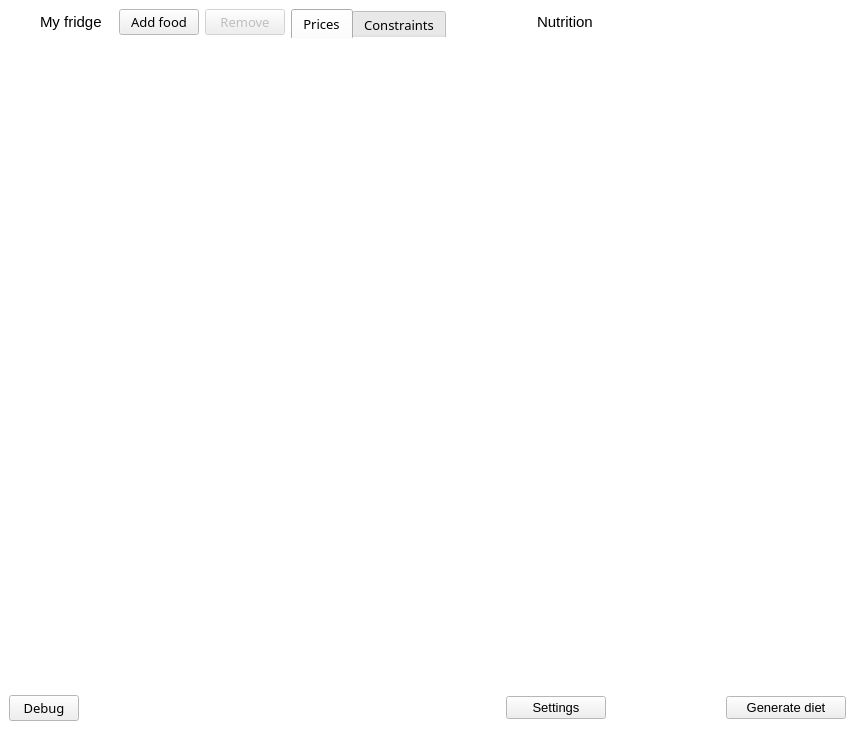
Old version of the form ui_mainwindow.ui in the repository josh-minch/spartan.
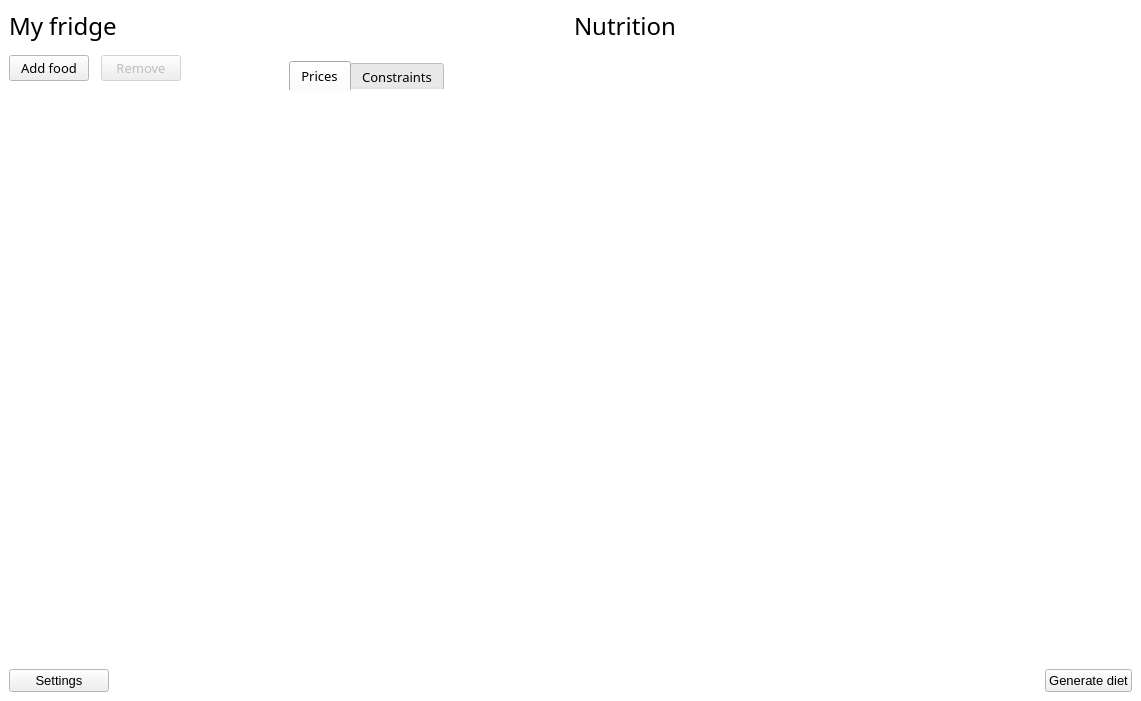
New version of the form. Icons and pictures are not drawn.

```diff
--- a/ui_mainwindow.ui
+++ b/ui_mainwindow.ui
@@ -6,8 +6,8 @@
    <rect>
     <x>0</x>
     <y>0</y>
-    <width>855</width>
-    <height>730</height>
+    <width>1141</width>
+    <height>701</height>
    </rect>
   </property>
   <property name="palette">
@@ -83,38 +83,25 @@
    <property name="autoFillBackground">
     <bool>true</bool>
    </property>
-   <layout class="QGridLayout" name="gridLayout_2">
-    <item row="0" column="0">
-     <widget class="QLabel" name="label_2">
-      <property name="maximumSize">
-       <size>
-        <width>25</width>
-        <height>25</height>
-       </size>
+   <layout class="QHBoxLayout" name="horizontalLayout_4">
+    <item>
+     <layout class="QHBoxLayout" name="horizontalLayout_3">
+      <property name="spacing">
+       <number>0</number>
       </property>
-      <property name="font">
-       <font>
-        <pointsize>10</pointsize>
-       </font>
-      </property>
-      <property name="text">
-       <string/>
-      </property>
-      <property name="pixmap">
-       <pixmap>images/fridge.png</pixmap>
-      </property>
-      <property name="scaledContents">
-       <bool>false</bool>
-      </property>
-     </widget>
-    </item>
-    <item row="0" column="1" colspan="2">
+      <item>
+       <layout class="QVBoxLayout" name="verticalLayout_3">
+        <property name="spacing">
+         <number>12</number>
+        </property>
+        <item>
      <widget class="QLabel" name="label_9">
       <property name="font">
        <font>
-        <family>Segoe UI</family>
-        <pointsize>11</pointsize>
-        <italic>false</italic>
+            <family>Segoe UI Semilight</family>
+            <pointsize>18</pointsize>
+            <weight>50</weight>
+            <bold>false</bold>
        </font>
       </property>
       <property name="autoFillBackground">
@@ -125,7 +112,9 @@
       </property>
      </widget>
     </item>
-    <item row="0" column="3">
+        <item>
+         <layout class="QHBoxLayout" name="horizontalLayout">
+          <item alignment="Qt::AlignLeft">
      <widget class="QPushButton" name="add_foods_btn">
       <property name="enabled">
        <bool>true</bool>
@@ -154,7 +143,7 @@
       </property>
      </widget>
     </item>
-    <item row="0" column="4">
+          <item alignment="Qt::AlignLeft">
      <widget class="QPushButton" name="remove_btn">
       <property name="enabled">
        <bool>false</bool>
@@ -183,7 +172,220 @@
       </property>
      </widget>
     </item>
-    <item row="0" column="5" rowspan="4">
+          <item>
+           <spacer name="horizontalSpacer">
+            <property name="orientation">
+             <enum>Qt::Horizontal</enum>
+            </property>
+            <property name="sizeHint" stdset="0">
+             <size>
+              <width>40</width>
+              <height>20</height>
+             </size>
+            </property>
+           </spacer>
+          </item>
+         </layout>
+        </item>
+        <item>
+         <widget class="QTableView" name="fridge_view">
+          <property name="palette">
+           <palette>
+            <active>
+             <colorrole role="Highlight">
+              <brush brushstyle="SolidPattern">
+               <color alpha="255">
+                <red>218</red>
+                <green>236</green>
+                <blue>249</blue>
+               </color>
+              </brush>
+             </colorrole>
+             <colorrole role="HighlightedText">
+              <brush brushstyle="SolidPattern">
+               <color alpha="255">
+                <red>0</red>
+                <green>0</green>
+                <blue>0</blue>
+               </color>
+              </brush>
+             </colorrole>
+             <colorrole role="AlternateBase">
+              <brush brushstyle="SolidPattern">
+               <color alpha="255">
+                <red>247</red>
+                <green>247</green>
+                <blue>247</blue>
+               </color>
+              </brush>
+             </colorrole>
+            </active>
+            <inactive>
+             <colorrole role="Highlight">
+              <brush brushstyle="SolidPattern">
+               <color alpha="255">
+                <red>218</red>
+                <green>236</green>
+                <blue>249</blue>
+               </color>
+              </brush>
+             </colorrole>
+             <colorrole role="HighlightedText">
+              <brush brushstyle="SolidPattern">
+               <color alpha="255">
+                <red>0</red>
+                <green>0</green>
+                <blue>0</blue>
+               </color>
+              </brush>
+             </colorrole>
+             <colorrole role="AlternateBase">
+              <brush brushstyle="SolidPattern">
+               <color alpha="255">
+                <red>247</red>
+                <green>247</green>
+                <blue>247</blue>
+               </color>
+              </brush>
+             </colorrole>
+            </inactive>
+            <disabled>
+             <colorrole role="Highlight">
+              <brush brushstyle="SolidPattern">
+               <color alpha="255">
+                <red>0</red>
+                <green>120</green>
+                <blue>215</blue>
+               </color>
+              </brush>
+             </colorrole>
+             <colorrole role="HighlightedText">
+              <brush brushstyle="SolidPattern">
+               <color alpha="255">
+                <red>0</red>
+                <green>0</green>
+                <blue>0</blue>
+               </color>
+              </brush>
+             </colorrole>
+             <colorrole role="AlternateBase">
+              <brush brushstyle="SolidPattern">
+               <color alpha="255">
+                <red>247</red>
+                <green>247</green>
+                <blue>247</blue>
+               </color>
+              </brush>
+             </colorrole>
+            </disabled>
+           </palette>
+          </property>
+          <property name="font">
+           <font>
+            <pointsize>10</pointsize>
+           </font>
+          </property>
+          <property name="focusPolicy">
+           <enum>Qt::StrongFocus</enum>
+          </property>
+          <property name="styleSheet">
+           <string notr="true">QHeaderView::section{
+	background-color: white;
+	border: 0px;
+}
+
+QTableView {
+	outline: none;
+	alternate-background-color: rgb(247, 247, 247);
+}</string>
+          </property>
+          <property name="frameShape">
+           <enum>QFrame::NoFrame</enum>
+          </property>
+          <property name="alternatingRowColors">
+           <bool>true</bool>
+          </property>
+          <property name="selectionBehavior">
+           <enum>QAbstractItemView::SelectRows</enum>
+          </property>
+          <property name="showGrid">
+           <bool>false</bool>
+          </property>
+          <property name="gridStyle">
+           <enum>Qt::DashLine</enum>
+          </property>
+          <attribute name="horizontalHeaderVisible">
+           <bool>false</bool>
+          </attribute>
+          <attribute name="horizontalHeaderHighlightSections">
+           <bool>false</bool>
+          </attribute>
+          <attribute name="horizontalHeaderStretchLastSection">
+           <bool>true</bool>
+          </attribute>
+          <attribute name="verticalHeaderVisible">
+           <bool>false</bool>
+          </attribute>
+          <attribute name="verticalHeaderDefaultSectionSize">
+           <number>25</number>
+          </attribute>
+         </widget>
+        </item>
+        <item>
+         <widget class="QPushButton" name="pushButton">
+          <property name="maximumSize">
+           <size>
+            <width>100</width>
+            <height>16777215</height>
+           </size>
+          </property>
+          <property name="font">
+           <font>
+            <pointsize>10</pointsize>
+           </font>
+          </property>
+          <property name="text">
+           <string>Settings</string>
+          </property>
+          <property name="icon">
+           <iconset>
+            <normaloff>images/settings.svg</normaloff>images/settings.svg</iconset>
+          </property>
+          <property name="iconSize">
+           <size>
+            <width>20</width>
+            <height>20</height>
+           </size>
+          </property>
+          <property name="shortcut">
+           <string>F9</string>
+          </property>
+         </widget>
+        </item>
+       </layout>
+      </item>
+      <item>
+       <layout class="QVBoxLayout" name="verticalLayout">
+        <property name="spacing">
+         <number>0</number>
+        </property>
+        <item>
+         <spacer name="verticalSpacer">
+          <property name="orientation">
+           <enum>Qt::Vertical</enum>
+          </property>
+          <property name="sizeType">
+           <enum>QSizePolicy::Fixed</enum>
+          </property>
+          <property name="sizeHint" stdset="0">
+           <size>
+            <width>13</width>
+            <height>52</height>
+           </size>
+          </property>
+         </spacer>
+        </item>
+        <item>
      <widget class="QTabWidget" name="tabWidget">
       <property name="font">
        <font>
@@ -328,7 +530,7 @@
           </property>
           <property name="font">
            <font>
-            <pointsize>9</pointsize>
+                <pointsize>10</pointsize>
            </font>
           </property>
           <property name="focusPolicy">
@@ -368,6 +570,9 @@
           <attribute name="horizontalHeaderHighlightSections">
            <bool>false</bool>
           </attribute>
+              <attribute name="horizontalHeaderStretchLastSection">
+               <bool>true</bool>
+              </attribute>
           <attribute name="verticalHeaderVisible">
            <bool>false</bool>
           </attribute>
@@ -549,36 +754,20 @@
       </widget>
      </widget>
     </item>
-    <item row="0" column="6">
-     <widget class="QLabel" name="label">
-      <property name="maximumSize">
-       <size>
-        <width>25</width>
-        <height>25</height>
-       </size>
-      </property>
-      <property name="font">
-       <font>
-        <pointsize>10</pointsize>
-       </font>
-      </property>
-      <property name="text">
-       <string/>
-      </property>
-      <property name="pixmap">
-       <pixmap>images/nutrition.png</pixmap>
-      </property>
-      <property name="scaledContents">
-       <bool>true</bool>
-      </property>
-     </widget>
-    </item>
-    <item row="0" column="7">
+       </layout>
+      </item>
+     </layout>
+    </item>
+    <item>
+     <layout class="QVBoxLayout" name="verticalLayout_2">
+      <item>
+       <layout class="QHBoxLayout" name="horizontalLayout_2">
+        <item>
      <widget class="QLabel" name="label_8">
       <property name="font">
        <font>
-        <family>Segoe UI</family>
-        <pointsize>11</pointsize>
+            <family>Segoe UI Semilight</family>
+            <pointsize>18</pointsize>
         <italic>false</italic>
        </font>
       </property>
@@ -590,7 +779,9 @@
       </property>
      </widget>
     </item>
-    <item row="1" column="6" colspan="3">
+       </layout>
+      </item>
+      <item>
      <widget class="QTableView" name="nutrition_view">
       <property name="sizePolicy">
        <sizepolicy hsizetype="Expanding" vsizetype="Expanding">
@@ -598,12 +789,6 @@
         <verstretch>0</verstretch>
        </sizepolicy>
       </property>
-      <property name="minimumSize">
-       <size>
-        <width>340</width>
-        <height>0</height>
-       </size>
-      </property>
       <property name="palette">
        <palette>
         <active>
@@ -671,7 +856,7 @@
       <property name="font">
        <font>
         <family>Segoe UI</family>
-        <pointsize>9</pointsize>
+          <pointsize>10</pointsize>
        </font>
       </property>
       <property name="focusPolicy">
@@ -715,16 +900,16 @@
        <bool>false</bool>
       </attribute>
       <attribute name="verticalHeaderDefaultSectionSize">
-       <number>23</number>
+         <number>25</number>
       </attribute>
      </widget>
     </item>
-    <item row="2" column="6" colspan="3">
+      <item>
      <widget class="QTableView" name="fridge_selected_view">
       <property name="minimumSize">
        <size>
         <width>0</width>
-        <height>300</height>
+          <height>200</height>
        </size>
       </property>
       <property name="frameShape">
@@ -735,66 +920,7 @@
       </property>
      </widget>
     </item>
-    <item row="3" column="0" colspan="2">
-     <widget class="QPushButton" name="debug_btn">
-      <property name="sizePolicy">
-       <sizepolicy hsizetype="Expanding" vsizetype="Fixed">
-        <horstretch>0</horstretch>
-        <verstretch>0</verstretch>
-       </sizepolicy>
-      </property>
-      <property name="maximumSize">
-       <size>
-        <width>70</width>
-        <height>16777215</height>
-       </size>
-      </property>
-      <property name="font">
-       <font>
-        <family>Segoe UI Semilight</family>
-        <pointsize>10</pointsize>
-       </font>
-      </property>
-      <property name="text">
-       <string>Debug</string>
-      </property>
-      <property name="shortcut">
-       <string>Ctrl+S</string>
-      </property>
-     </widget>
-    </item>
-    <item row="3" column="6" colspan="2">
-     <widget class="QPushButton" name="pushButton">
-      <property name="maximumSize">
-       <size>
-        <width>100</width>
-        <height>16777215</height>
-       </size>
-      </property>
-      <property name="font">
-       <font>
-        <pointsize>10</pointsize>
-       </font>
-      </property>
-      <property name="text">
-       <string>Settings</string>
-      </property>
-      <property name="icon">
-       <iconset>
-        <normaloff>images/settings.svg</normaloff>images/settings.svg</iconset>
-      </property>
-      <property name="iconSize">
-       <size>
-        <width>20</width>
-        <height>20</height>
-       </size>
-      </property>
-      <property name="shortcut">
-       <string>F9</string>
-      </property>
-     </widget>
-    </item>
-    <item row="3" column="8">
+      <item alignment="Qt::AlignRight">
      <widget class="QPushButton" name="optimize_btn">
       <property name="maximumSize">
        <size>
@@ -834,161 +960,7 @@
       </property>
      </widget>
     </item>
-    <item row="1" column="0" rowspan="2" colspan="5">
-     <widget class="QTableView" name="fridge_view">
-      <property name="palette">
-       <palette>
-        <active>
-         <colorrole role="Highlight">
-          <brush brushstyle="SolidPattern">
-           <color alpha="255">
-            <red>218</red>
-            <green>236</green>
-            <blue>249</blue>
-           </color>
-          </brush>
-         </colorrole>
-         <colorrole role="HighlightedText">
-          <brush brushstyle="SolidPattern">
-           <color alpha="255">
-            <red>0</red>
-            <green>0</green>
-            <blue>0</blue>
-           </color>
-          </brush>
-         </colorrole>
-         <colorrole role="AlternateBase">
-          <brush brushstyle="SolidPattern">
-           <color alpha="255">
-            <red>247</red>
-            <green>247</green>
-            <blue>247</blue>
-           </color>
-          </brush>
-         </colorrole>
-        </active>
-        <inactive>
-         <colorrole role="Highlight">
-          <brush brushstyle="SolidPattern">
-           <color alpha="255">
-            <red>218</red>
-            <green>236</green>
-            <blue>249</blue>
-           </color>
-          </brush>
-         </colorrole>
-         <colorrole role="HighlightedText">
-          <brush brushstyle="SolidPattern">
-           <color alpha="255">
-            <red>0</red>
-            <green>0</green>
-            <blue>0</blue>
-           </color>
-          </brush>
-         </colorrole>
-         <colorrole role="AlternateBase">
-          <brush brushstyle="SolidPattern">
-           <color alpha="255">
-            <red>247</red>
-            <green>247</green>
-            <blue>247</blue>
-           </color>
-          </brush>
-         </colorrole>
-        </inactive>
-        <disabled>
-         <colorrole role="Highlight">
-          <brush brushstyle="SolidPattern">
-           <color alpha="255">
-            <red>0</red>
-            <green>120</green>
-            <blue>215</blue>
-           </color>
-          </brush>
-         </colorrole>
-         <colorrole role="HighlightedText">
-          <brush brushstyle="SolidPattern">
-           <color alpha="255">
-            <red>0</red>
-            <green>0</green>
-            <blue>0</blue>
-           </color>
-          </brush>
-         </colorrole>
-         <colorrole role="AlternateBase">
-          <brush brushstyle="SolidPattern">
-           <color alpha="255">
-            <red>247</red>
-            <green>247</green>
-            <blue>247</blue>
-           </color>
-          </brush>
-         </colorrole>
-        </disabled>
-       </palette>
-      </property>
-      <property name="font">
-       <font>
-        <pointsize>9</pointsize>
-       </font>
-      </property>
-      <property name="focusPolicy">
-       <enum>Qt::StrongFocus</enum>
-      </property>
-      <property name="styleSheet">
-       <string notr="true">QHeaderView::section{
-	background-color: white;
-	border: 0px;
-}
-
-QTableView {
-	alternate-background-color: rgb(247, 247, 247);
-}</string>
-      </property>
-      <property name="frameShape">
-       <enum>QFrame::NoFrame</enum>
-      </property>
-      <property name="alternatingRowColors">
-       <bool>true</bool>
-      </property>
-      <property name="selectionBehavior">
-       <enum>QAbstractItemView::SelectRows</enum>
-      </property>
-      <property name="showGrid">
-       <bool>false</bool>
-      </property>
-      <property name="gridStyle">
-       <enum>Qt::DashLine</enum>
-      </property>
-      <attribute name="horizontalHeaderVisible">
-       <bool>false</bool>
-      </attribute>
-      <attribute name="horizontalHeaderHighlightSections">
-       <bool>false</bool>
-      </attribute>
-      <attribute name="horizontalHeaderStretchLastSection">
-       <bool>true</bool>
-      </attribute>
-      <attribute name="verticalHeaderVisible">
-       <bool>false</bool>
-      </attribute>
-      <attribute name="verticalHeaderDefaultSectionSize">
-       <number>23</number>
-      </attribute>
-     </widget>
-    </item>
-    <item row="3" column="2" colspan="3">
-     <spacer name="horizontalSpacer_6">
-      <property name="orientation">
-       <enum>Qt::Horizontal</enum>
-      </property>
-      <property name="sizeHint" stdset="0">
-       <size>
-        <width>208</width>
-        <height>25</height>
-       </size>
-      </property>
-     </spacer>
+     </layout>
     </item>
    </layout>
   </widget>
```
Left out of the diff: 2 changed lines with no effect on the pictures. Lines whose indentation alone changed are shown as unchanged.
